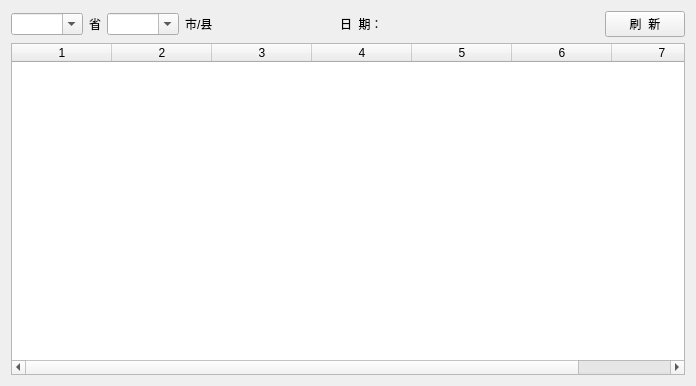
The window that widget.ui (mygit03/MyWeather) describes before a commit, drawn with Qt 5.
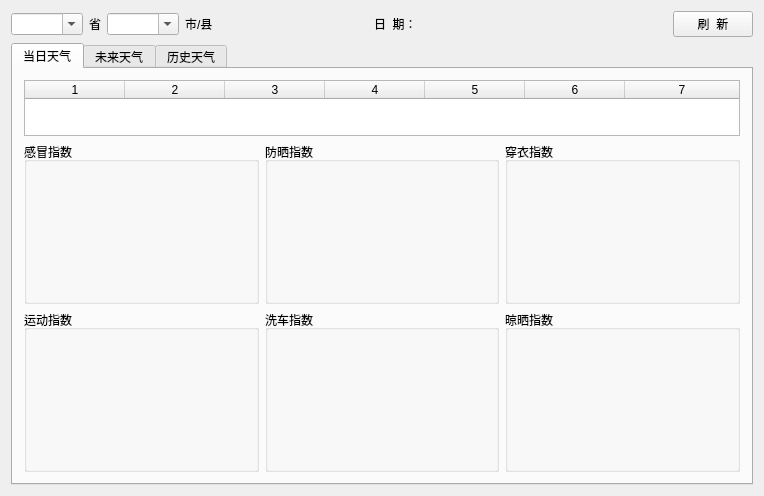
The same window after the commit.

Commit message: 新增其他指数信息

```diff
--- a/widget.ui
+++ b/widget.ui
@@ -6,16 +6,16 @@
    <rect>
     <x>0</x>
     <y>0</y>
-    <width>696</width>
-    <height>386</height>
+    <width>744</width>
+    <height>465</height>
    </rect>
   </property>
   <property name="windowTitle">
    <string>天气查询</string>
   </property>
-  <layout class="QHBoxLayout" name="horizontalLayout_2">
+  <layout class="QHBoxLayout" name="horizontalLayout_11">
    <item>
-    <layout class="QVBoxLayout" name="verticalLayout">
+    <layout class="QVBoxLayout" name="verticalLayout_7">
      <item>
       <layout class="QHBoxLayout" name="horizontalLayout">
        <item>
@@ -99,23 +99,407 @@
       </layout>
      </item>
      <item>
-      <widget class="QTableWidget" name="tableWidget">
-       <property name="columnCount">
-        <number>7</number>
+      <widget class="QTabWidget" name="tabWidget">
+       <property name="currentIndex">
+        <number>0</number>
        </property>
-       <attribute name="horizontalHeaderStretchLastSection">
-        <bool>true</bool>
-       </attribute>
-       <attribute name="verticalHeaderVisible">
-        <bool>false</bool>
-       </attribute>
-       <column/>
-       <column/>
-       <column/>
-       <column/>
-       <column/>
-       <column/>
-       <column/>
+       <widget class="QWidget" name="tab">
+        <attribute name="title">
+         <string>当日天气</string>
+        </attribute>
+        <layout class="QHBoxLayout" name="horizontalLayout_10">
+         <item>
+          <layout class="QGridLayout" name="gridLayout">
+           <item row="0" column="0" colspan="3">
+            <widget class="QTableWidget" name="tableWidget">
+             <property name="maximumSize">
+              <size>
+               <width>16777215</width>
+               <height>56</height>
+              </size>
+             </property>
+             <property name="columnCount">
+              <number>7</number>
+             </property>
+             <attribute name="horizontalHeaderStretchLastSection">
+              <bool>true</bool>
+             </attribute>
+             <attribute name="verticalHeaderVisible">
+              <bool>false</bool>
+             </attribute>
+             <column/>
+             <column/>
+             <column/>
+             <column/>
+             <column/>
+             <column/>
+             <column/>
+            </widget>
+           </item>
+           <item row="1" column="0">
+            <widget class="QGroupBox" name="groupBox_1">
+             <property name="title">
+              <string>感冒指数</string>
+             </property>
+             <layout class="QHBoxLayout" name="horizontalLayout_7">
+              <item>
+               <layout class="QVBoxLayout" name="verticalLayout_6">
+                <item>
+                 <widget class="QLabel" name="label1_1">
+                  <property name="minimumSize">
+                   <size>
+                    <width>207</width>
+                    <height>55</height>
+                   </size>
+                  </property>
+                  <property name="maximumSize">
+                   <size>
+                    <width>207</width>
+                    <height>55</height>
+                   </size>
+                  </property>
+                  <property name="wordWrap">
+                   <bool>true</bool>
+                  </property>
+                 </widget>
+                </item>
+                <item>
+                 <widget class="QLabel" name="label1_2">
+                  <property name="minimumSize">
+                   <size>
+                    <width>207</width>
+                    <height>55</height>
+                   </size>
+                  </property>
+                  <property name="maximumSize">
+                   <size>
+                    <width>207</width>
+                    <height>55</height>
+                   </size>
+                  </property>
+                  <property name="wordWrap">
+                   <bool>true</bool>
+                  </property>
+                 </widget>
+                </item>
+               </layout>
+              </item>
+             </layout>
+            </widget>
+           </item>
+           <item row="1" column="1">
+            <widget class="QGroupBox" name="groupBox_2">
+             <property name="title">
+              <string>防晒指数</string>
+             </property>
+             <layout class="QHBoxLayout" name="horizontalLayout_8">
+              <item>
+               <layout class="QVBoxLayout" name="verticalLayout_4">
+                <item>
+                 <widget class="QLabel" name="label2_1">
+                  <property name="minimumSize">
+                   <size>
+                    <width>206</width>
+                    <height>55</height>
+                   </size>
+                  </property>
+                  <property name="maximumSize">
+                   <size>
+                    <width>206</width>
+                    <height>55</height>
+                   </size>
+                  </property>
+                  <property name="wordWrap">
+                   <bool>true</bool>
+                  </property>
+                 </widget>
+                </item>
+                <item>
+                 <widget class="QLabel" name="label2_2">
+                  <property name="minimumSize">
+                   <size>
+                    <width>206</width>
+                    <height>55</height>
+                   </size>
+                  </property>
+                  <property name="maximumSize">
+                   <size>
+                    <width>206</width>
+                    <height>55</height>
+                   </size>
+                  </property>
+                  <property name="wordWrap">
+                   <bool>true</bool>
+                  </property>
+                 </widget>
+                </item>
+               </layout>
+              </item>
+             </layout>
+            </widget>
+           </item>
+           <item row="1" column="2">
+            <widget class="QGroupBox" name="groupBox_3">
+             <property name="title">
+              <string>穿衣指数</string>
+             </property>
+             <layout class="QHBoxLayout" name="horizontalLayout_9">
+              <item>
+               <layout class="QVBoxLayout" name="verticalLayout_5">
+                <item>
+                 <widget class="QLabel" name="label3_1">
+                  <property name="minimumSize">
+                   <size>
+                    <width>207</width>
+                    <height>55</height>
+                   </size>
+                  </property>
+                  <property name="maximumSize">
+                   <size>
+                    <width>207</width>
+                    <height>55</height>
+                   </size>
+                  </property>
+                  <property name="wordWrap">
+                   <bool>true</bool>
+                  </property>
+                 </widget>
+                </item>
+                <item>
+                 <widget class="QLabel" name="label3_2">
+                  <property name="minimumSize">
+                   <size>
+                    <width>207</width>
+                    <height>55</height>
+                   </size>
+                  </property>
+                  <property name="maximumSize">
+                   <size>
+                    <width>207</width>
+                    <height>55</height>
+                   </size>
+                  </property>
+                  <property name="wordWrap">
+                   <bool>true</bool>
+                  </property>
+                 </widget>
+                </item>
+               </layout>
+              </item>
+             </layout>
+            </widget>
+           </item>
+           <item row="2" column="0">
+            <widget class="QGroupBox" name="groupBox_4">
+             <property name="title">
+              <string>运动指数</string>
+             </property>
+             <layout class="QHBoxLayout" name="horizontalLayout_6">
+              <item>
+               <layout class="QVBoxLayout" name="verticalLayout_3">
+                <item>
+                 <widget class="QLabel" name="label4_1">
+                  <property name="minimumSize">
+                   <size>
+                    <width>207</width>
+                    <height>55</height>
+                   </size>
+                  </property>
+                  <property name="maximumSize">
+                   <size>
+                    <width>207</width>
+                    <height>55</height>
+                   </size>
+                  </property>
+                  <property name="wordWrap">
+                   <bool>true</bool>
+                  </property>
+                 </widget>
+                </item>
+                <item>
+                 <widget class="QLabel" name="label4_2">
+                  <property name="minimumSize">
+                   <size>
+                    <width>207</width>
+                    <height>55</height>
+                   </size>
+                  </property>
+                  <property name="maximumSize">
+                   <size>
+                    <width>207</width>
+                    <height>55</height>
+                   </size>
+                  </property>
+                  <property name="wordWrap">
+                   <bool>true</bool>
+                  </property>
+                 </widget>
+                </item>
+               </layout>
+              </item>
+             </layout>
+            </widget>
+           </item>
+           <item row="2" column="1">
+            <widget class="QGroupBox" name="groupBox_5">
+             <property name="title">
+              <string>洗车指数</string>
+             </property>
+             <layout class="QHBoxLayout" name="horizontalLayout_3">
+              <item>
+               <layout class="QVBoxLayout" name="verticalLayout_2">
+                <item>
+                 <widget class="QLabel" name="label5_1">
+                  <property name="minimumSize">
+                   <size>
+                    <width>206</width>
+                    <height>55</height>
+                   </size>
+                  </property>
+                  <property name="maximumSize">
+                   <size>
+                    <width>206</width>
+                    <height>55</height>
+                   </size>
+                  </property>
+                  <property name="wordWrap">
+                   <bool>true</bool>
+                  </property>
+                 </widget>
+                </item>
+                <item>
+                 <widget class="QLabel" name="label5_2">
+                  <property name="minimumSize">
+                   <size>
+                    <width>206</width>
+                    <height>55</height>
+                   </size>
+                  </property>
+                  <property name="maximumSize">
+                   <size>
+                    <width>206</width>
+                    <height>55</height>
+                   </size>
+                  </property>
+                  <property name="wordWrap">
+                   <bool>true</bool>
+                  </property>
+                 </widget>
+                </item>
+               </layout>
+              </item>
+             </layout>
+            </widget>
+           </item>
+           <item row="2" column="2">
+            <widget class="QGroupBox" name="groupBox_6">
+             <property name="title">
+              <string>晾晒指数</string>
+             </property>
+             <layout class="QHBoxLayout" name="horizontalLayout_2">
+              <item>
+               <layout class="QVBoxLayout" name="verticalLayout">
+                <item>
+                 <widget class="QLabel" name="label6_1">
+                  <property name="minimumSize">
+                   <size>
+                    <width>207</width>
+                    <height>55</height>
+                   </size>
+                  </property>
+                  <property name="maximumSize">
+                   <size>
+                    <width>207</width>
+                    <height>55</height>
+                   </size>
+                  </property>
+                  <property name="wordWrap">
+                   <bool>true</bool>
+                  </property>
+                 </widget>
+                </item>
+                <item>
+                 <widget class="QLabel" name="label6_2">
+                  <property name="minimumSize">
+                   <size>
+                    <width>207</width>
+                    <height>55</height>
+                   </size>
+                  </property>
+                  <property name="maximumSize">
+                   <size>
+                    <width>207</width>
+                    <height>55</height>
+                   </size>
+                  </property>
+                  <property name="wordWrap">
+                   <bool>true</bool>
+                  </property>
+                 </widget>
+                </item>
+               </layout>
+              </item>
+             </layout>
+            </widget>
+           </item>
+          </layout>
+         </item>
+        </layout>
+       </widget>
+       <widget class="QWidget" name="tab_3">
+        <attribute name="title">
+         <string>未来天气</string>
+        </attribute>
+        <layout class="QHBoxLayout" name="horizontalLayout_4">
+         <item>
+          <widget class="QTableWidget" name="tableWidget_forecast">
+           <property name="columnCount">
+            <number>7</number>
+           </property>
+           <attribute name="horizontalHeaderStretchLastSection">
+            <bool>true</bool>
+           </attribute>
+           <attribute name="verticalHeaderVisible">
+            <bool>false</bool>
+           </attribute>
+           <column/>
+           <column/>
+           <column/>
+           <column/>
+           <column/>
+           <column/>
+           <column/>
+          </widget>
+         </item>
+        </layout>
+       </widget>
+       <widget class="QWidget" name="tab_2">
+        <attribute name="title">
+         <string>历史天气</string>
+        </attribute>
+        <layout class="QHBoxLayout" name="horizontalLayout_5">
+         <item>
+          <widget class="QTableWidget" name="tableWidget_history">
+           <property name="columnCount">
+            <number>7</number>
+           </property>
+           <attribute name="horizontalHeaderStretchLastSection">
+            <bool>true</bool>
+           </attribute>
+           <attribute name="verticalHeaderVisible">
+            <bool>false</bool>
+           </attribute>
+           <column/>
+           <column/>
+           <column/>
+           <column/>
+           <column/>
+           <column/>
+           <column/>
+          </widget>
+         </item>
+        </layout>
+       </widget>
       </widget>
      </item>
     </layout>
```
The commit also changes 2 other files.
